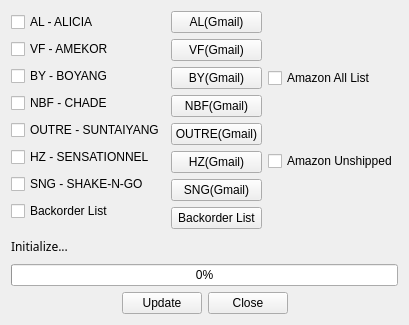
This is inventoryUpdate.ui in Lakain/Inventory_Order_update as Qt 5 draws it before an edit. The edited form follows.
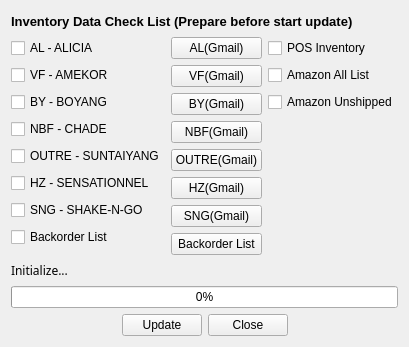
This is the edited form.

What changed in the file:
```diff
--- a/inventoryUpdate.ui
+++ b/inventoryUpdate.ui
@@ -7,24 +7,21 @@
     <x>0</x>
     <y>0</y>
     <width>409</width>
-    <height>325</height>
+    <height>347</height>
    </rect>
   </property>
   <property name="windowTitle">
    <string>Inventory Update</string>
   </property>
   <layout class="QGridLayout" name="gridLayout">
-   <item row="3" column="2">
-    <widget class="QPushButton" name="pushButton">
+   <item row="5" column="1">
+    <widget class="QPushButton" name="pushButton_2">
      <property name="text">
-      <string>Close</string>
-     </property>
-     <property name="checkable">
-      <bool>false</bool>
+      <string>Update</string>
      </property>
     </widget>
    </item>
-   <item row="2" column="0" colspan="4">
+   <item row="4" column="0" colspan="4">
     <widget class="QProgressBar" name="progressBar">
      <property name="value">
       <number>0</number>
@@ -43,7 +40,7 @@
      </property>
     </widget>
    </item>
-   <item row="3" column="3">
+   <item row="5" column="3">
     <spacer name="horizontalSpacer_2">
      <property name="orientation">
       <enum>Qt::Horizontal</enum>
@@ -56,14 +53,7 @@
      </property>
     </spacer>
    </item>
-   <item row="3" column="1">
-    <widget class="QPushButton" name="pushButton_2">
-     <property name="text">
-      <string>Update</string>
-     </property>
-    </widget>
-   </item>
-   <item row="3" column="0">
+   <item row="5" column="0">
     <spacer name="horizontalSpacer">
      <property name="orientation">
       <enum>Qt::Horizontal</enum>
@@ -76,7 +66,7 @@
      </property>
     </spacer>
    </item>
-   <item row="1" column="0" colspan="4">
+   <item row="3" column="0" colspan="4">
     <widget class="QLabel" name="label">
      <property name="font">
       <font>
@@ -89,7 +79,7 @@
      </property>
     </widget>
    </item>
-   <item row="0" column="0" colspan="4">
+   <item row="1" column="0" colspan="4">
     <layout class="QHBoxLayout" name="horizontalLayout">
      <property name="sizeConstraint">
       <enum>QLayout::SetDefaultConstraint</enum>
@@ -222,6 +212,16 @@
      </item>
      <item>
       <layout class="QVBoxLayout" name="verticalLayout_4">
+       <property name="bottomMargin">
+        <number>140</number>
+       </property>
+       <item>
+        <widget class="QCheckBox" name="checkBox_11">
+         <property name="text">
+          <string>POS Inventory</string>
+         </property>
+        </widget>
+       </item>
        <item>
         <widget class="QCheckBox" name="checkBox_9">
          <property name="text">
@@ -240,6 +240,29 @@
      </item>
     </layout>
    </item>
+   <item row="5" column="2">
+    <widget class="QPushButton" name="pushButton">
+     <property name="text">
+      <string>Close</string>
+     </property>
+     <property name="checkable">
+      <bool>false</bool>
+     </property>
+    </widget>
+   </item>
+   <item row="0" column="0" colspan="4">
+    <widget class="QLabel" name="label_2">
+     <property name="font">
+      <font>
+       <pointsize>10</pointsize>
+       <bold>true</bold>
+      </font>
+     </property>
+     <property name="text">
+      <string>Inventory Data Check List (Prepare before start update)</string>
+     </property>
+    </widget>
+   </item>
   </layout>
  </widget>
  <resources/>
```
